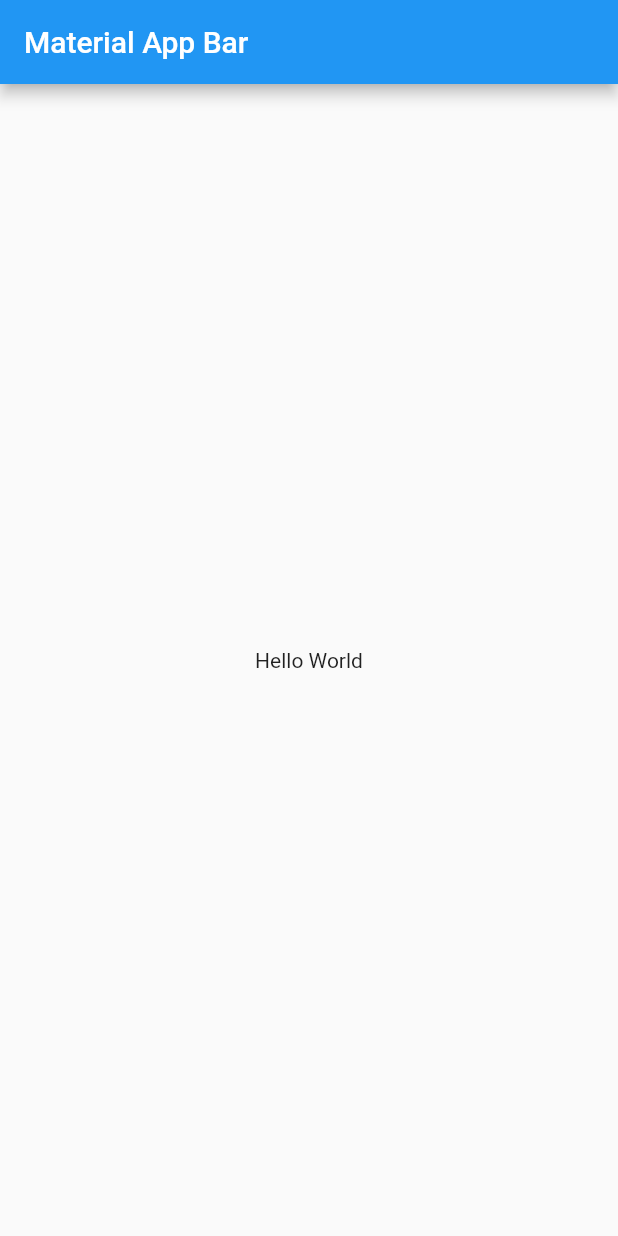
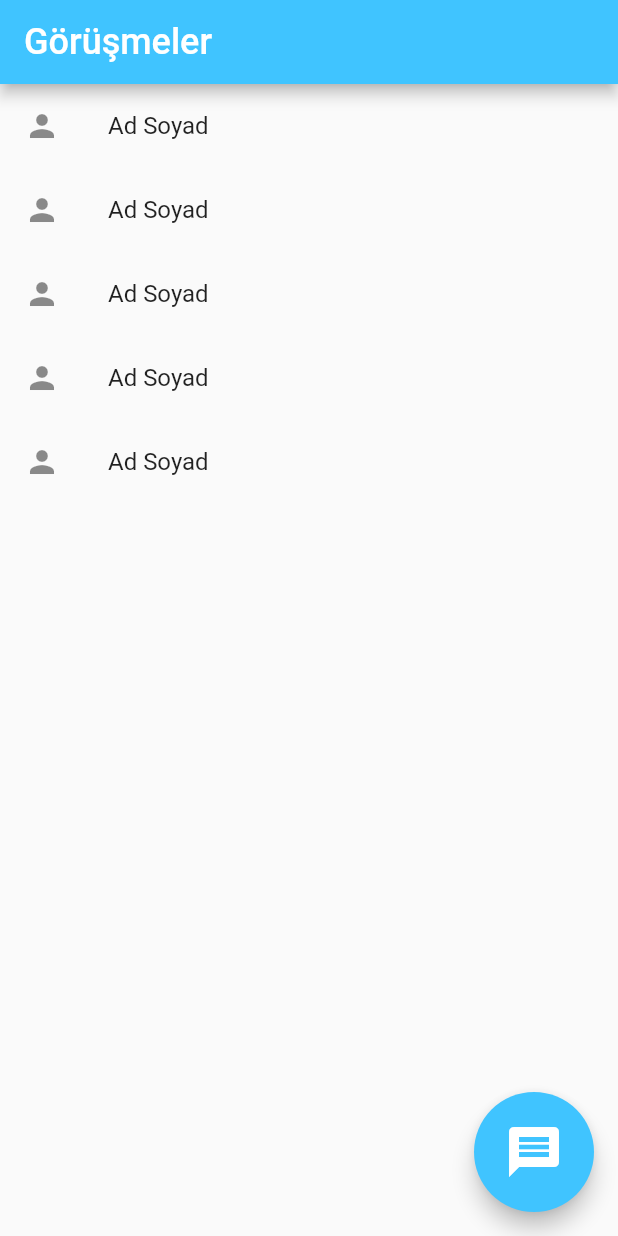
Before and after one commit to egemenocakli/send_video, a Flutter app: the screen it shows after launch, on a phone screen of 412 x 824 dp. Run offline on Flutter 3.47's test engine with Material 2 defaults, Android fonts, the phone set to English and light mode, and no system bars; our stand-ins replace cloud_firestore; accounts and stored records are empty.

Commit message:
kabataslak homeView

```diff
--- a/send_video/lib/main.dart
+++ b/send_video/lib/main.dart
@@ -1,6 +1,7 @@
 import 'package:flutter/material.dart';
+import 'package:send_video/views/home_view.dart';
 
-void main() => runApp(MyApp());
+void main() => runApp(HomeView());///homeview ile başlıyor.
 
 class MyApp extends StatelessWidget {
   @override
--- a/send_video/lib/models/message_model.dart
+++ b/send_video/lib/models/message_model.dart
@@ -1,5 +1,6 @@
 import 'package:cloud_firestore/cloud_firestore.dart';
 import 'package:flutter/cupertino.dart';
+
 
 class MessageModel {
 
--- a/send_video/lib/views/home_view.dart
+++ b/send_video/lib/views/home_view.dart
@@ -0,0 +1,44 @@
+import 'package:flutter/material.dart';
+
+class HomeView extends StatelessWidget {
+  @override
+  Widget build(BuildContext context) {
+    return MaterialApp(
+      debugShowCheckedModeBanner: false,
+      home: Scaffold(
+
+        appBar: AppBar(
+          title: Text("Görüşmeler",style: TextStyle(fontSize: 24),),
+          backgroundColor: Colors.lightBlueAccent,
+
+        ),
+        floatingActionButton: Container(
+          width: 80,
+          height: 80,
+          child: FloatingActionButton(
+            backgroundColor: Colors.lightBlueAccent,
+            focusColor: Colors.blue,
+            child: Icon(Icons.message,size: 40,),
+            onPressed: () {
+
+            },
+          ),
+        ),///yeni mesaj için tıklama butonu
+        body: Container(
+
+          child: ListView(
+            children: [
+              ListTile(leading: Icon(Icons.person), title: (Text("Ad Soyad")),onTap: (){},),
+              ListTile(leading: Icon(Icons.person), title: (Text("Ad Soyad")),onTap: (){},),
+              ListTile(leading: Icon(Icons.person), title: (Text("Ad Soyad")),onTap: (){},),
+              ListTile(leading: Icon(Icons.person), title: (Text("Ad Soyad")),onTap: (){},),
+              ListTile(leading: Icon(Icons.person), title: (Text("Ad Soyad")),onTap: (){},),
+            ],
+          )
+        ),
+
+      ),
+    );
+
+  }
+}
```
